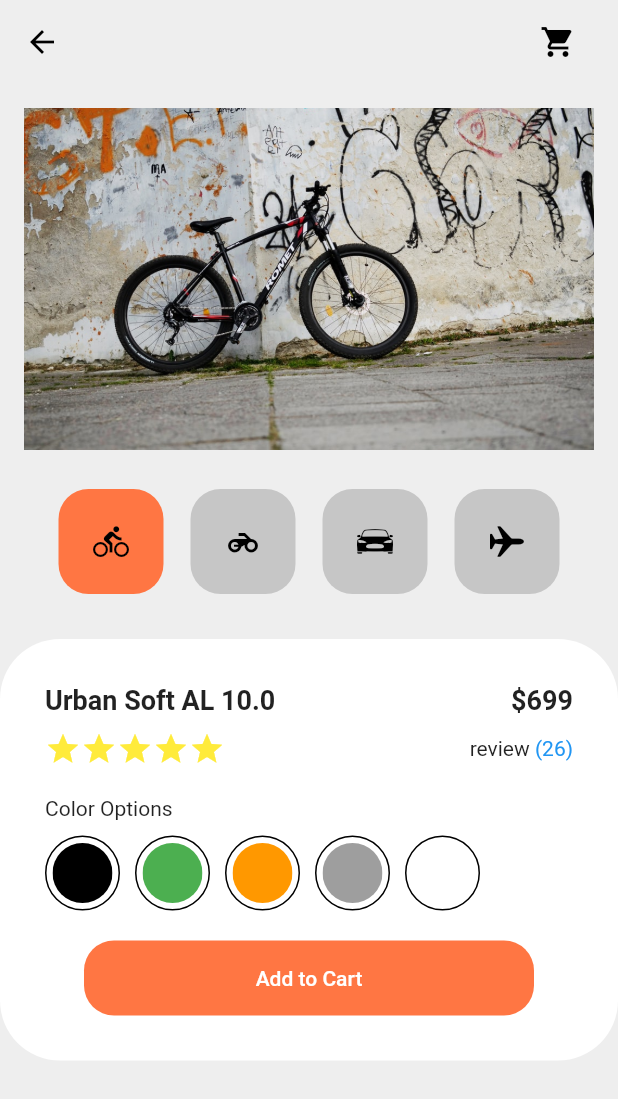
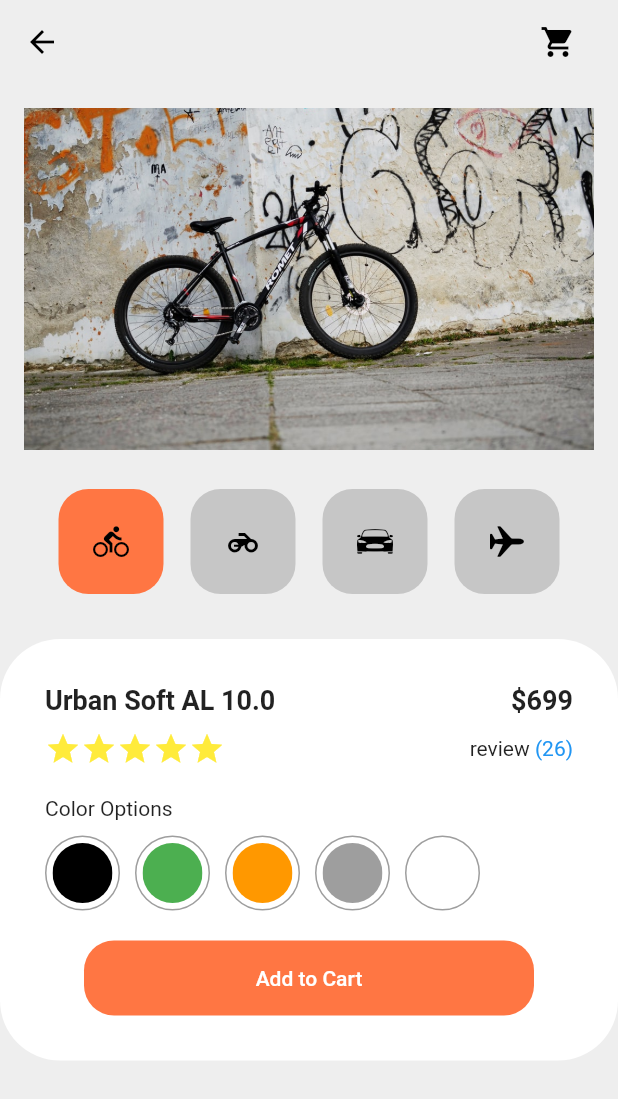
Before and after one commit to 1eehanjin/flutter_ui_book1, a Flutter app: the screen it shows after launch, on a phone screen of 412 x 824 dp. Shown: the top 1099 px of the screen. Run offline on Flutter 3.47's test engine with Material 2 defaults, Android fonts, the phone set to English and light mode, and no system bars; our stand-ins replace flutter_svg.

Commit message:
데스크탑 첫 커밋

```diff
--- a/flutter_shoppingcart/lib/components/product_selector_button.dart
+++ b/flutter_shoppingcart/lib/components/product_selector_button.dart
@@ -1,5 +1,7 @@
 import 'package:flutter/material.dart';
 import 'package:flutter_shoppingcart/constants.dart';
+
+//안 쓰는 파일인듯?
 
 class ProductSelectorButton extends StatelessWidget {
   final int id;
--- a/flutter_shoppingcart/lib/components/shoppingcart_detail.dart
+++ b/flutter_shoppingcart/lib/components/shoppingcart_detail.dart
@@ -105,7 +105,7 @@ class ShoppingCartDetail extends StatelessWidget {
             height: 50,
             decoration: BoxDecoration(
               color: Colors.white,
-              border: Border.all(),
+              border: Border.all(color: Colors.grey),
               shape: BoxShape.circle,
             ),
           ),
```
Also changed, not shown: flutter_shoppingcart/pubspec.lock.
